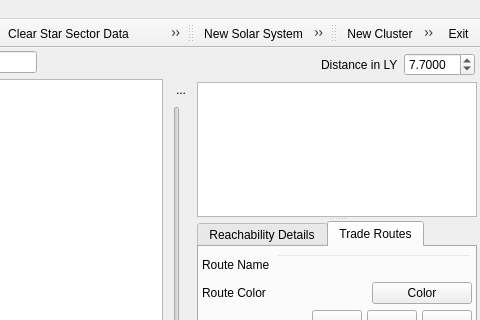
Above: src/warpmainwindow.ui from maxlambertini/Warp2010 before the change; both pictures show x 339 to 819 and y 0 to 320 of the 819 by 670 pixel window. Below: the same form after it.
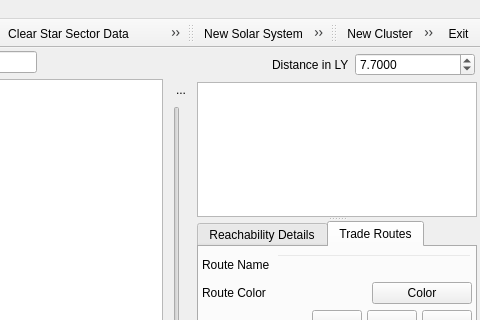
That is the form after the change. Icons and pictures are not drawn. Custom widgets are drawn as their Qt base class.

```diff
--- a/src/warpmainwindow.ui
+++ b/src/warpmainwindow.ui
@@ -328,7 +328,7 @@
             <widget class="QDoubleSpinBox" name="spinDistance">
              <property name="minimumSize">
               <size>
-               <width>50</width>
+               <width>120</width>
                <height>0</height>
               </size>
              </property>
```
Left out of the diff: 270 changed lines with no effect on the pictures.
